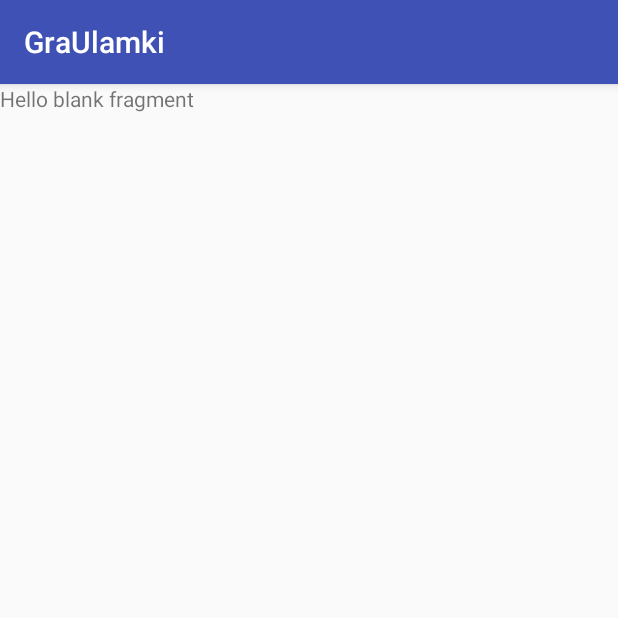
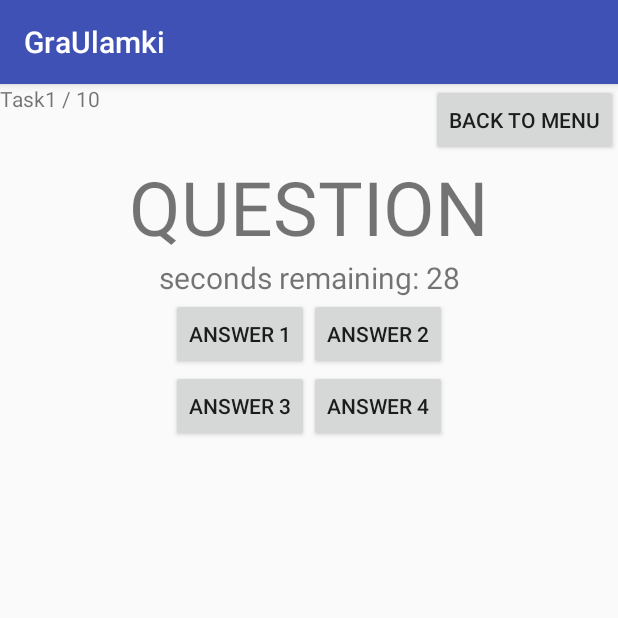
Before and after one commit to piterpti/Ulamki-Dziesietne, an Android app: the fragment Game shown on its own in the app's theme, on a phone screen of 412 x 824 dp, the top half of it. Run offline under Robolectric (Android 15) with nearby library versions, the phone set to English and light mode, and no system bars.

Commit message:
new fragment game

```diff
--- a/app/src/main/java/com/example/stacjonarny/graulamki/MainActivity.java
+++ b/app/src/main/java/com/example/stacjonarny/graulamki/MainActivity.java
@@ -26,7 +26,6 @@ public class MainActivity extends FragmentActivity {
         MainMenu main_menu_fragment = new MainMenu();
         FragmentTransaction transaction = getSupportFragmentManager().beginTransaction();
         transaction.add(R.id.fragment_container, main_menu_fragment);
-        transaction.addToBackStack(null);
         transaction.commit();
     }
 
--- a/app/src/main/java/com/example/stacjonarny/graulamki/fragments/Game.java
+++ b/app/src/main/java/com/example/stacjonarny/graulamki/fragments/Game.java
@@ -2,14 +2,18 @@ package com.example.stacjonarny.graulamki.fragments;
 
 
 import android.os.Bundle;
+import android.os.CountDownTimer;
 import android.support.v4.app.Fragment;
+import android.support.v4.app.FragmentTransaction;
 import android.view.LayoutInflater;
 import android.view.View;
 import android.view.ViewGroup;
 import android.view.animation.Animation;
 import android.widget.ArrayAdapter;
+import android.widget.Button;
 import android.widget.ListAdapter;
 import android.widget.ListView;
+import android.widget.TextView;
 
 import com.example.stacjonarny.graulamki.R;
 
@@ -17,19 +21,49 @@ import com.example.stacjonarny.graulamki.R;
  * A simple {@link Fragment} subclass.
  */
 public class Game extends Fragment {
-
+    public TextView time_remain;
+    public Button go_back_button;
     public Game() {
         // Required empty public constructor
     }
     @Override
     public View onCreateView(LayoutInflater inflater, ViewGroup container,
                              Bundle savedInstanceState) {
-        return inflater.inflate(R.layout.fragment_game, container, false);
-    }
+
+
+            View view = inflater.inflate(R.layout.fragment_game, container, false);
+            time_remain = (TextView) view.findViewById(R.id.time_remain);
+        //button
+            go_back_button = (Button) view.findViewById(R.id.go_back_to_difficulty_levels);
+            go_back_button.setOnClickListener(new View.OnClickListener() {
+            @Override
+            public void onClick(View v) {
+                MainMenu main_menu_fragment = new MainMenu();
+                FragmentTransaction transaction = getActivity().getSupportFragmentManager().beginTransaction();
+                transaction.replace(R.id.fragment_container, main_menu_fragment);
+                transaction.commit();
+            }
+        });
+            //Timer
+            new CountDownTimer(30000, 1000) {
+
+                public void onTick(long millisUntilFinished) {
+                    time_remain.setText("seconds remaining: " + millisUntilFinished / 1000);
+                }
+
+                public void onFinish() {
+                    time_remain.setText("time end!");
+                }
+            }.start();
+
+            return view;
+
+        }
 
     @Override
     public void onCreate(Bundle savedInstanceState) {
         super.onCreate(savedInstanceState);
 
     }
+
 }
--- a/app/src/main/java/com/example/stacjonarny/graulamki/fragments/StartGameFragment.java
+++ b/app/src/main/java/com/example/stacjonarny/graulamki/fragments/StartGameFragment.java
@@ -5,10 +5,12 @@ import android.app.ListFragment;
 import android.os.Bundle;
 import android.os.Debug;
 import android.support.v4.app.Fragment;
+import android.support.v4.app.FragmentTransaction;
 import android.util.Log;
 import android.view.LayoutInflater;
 import android.view.View;
 import android.view.ViewGroup;
+import android.widget.AdapterView;
 import android.widget.ArrayAdapter;
 import android.widget.ListView;
 
@@ -31,5 +33,18 @@ public class StartGameFragment extends Fragment {
         ListView list = (ListView) getActivity().findViewById(R.id.difficultyLevels);
         list.setAdapter(adapter);
 
+        //onclick
+        list.setOnItemClickListener(new AdapterView.OnItemClickListener() {
+            @Override
+            public void onItemClick(AdapterView<?> parent, View view, int position, long id) {
+                Game play_mode_fragment = new Game();
+                FragmentTransaction transaction = getActivity().getSupportFragmentManager().beginTransaction();
+                transaction.replace(R.id.fragment_container, play_mode_fragment);
+                transaction.addToBackStack(null);
+                transaction.commit();
+            }
+        });
+
+
     }
 }
--- a/app/src/main/res/layout/fragment_game.xml
+++ b/app/src/main/res/layout/fragment_game.xml
@@ -1,13 +1,92 @@
-<FrameLayout xmlns:android="http://schemas.android.com/apk/res/android"
+<LinearLayout xmlns:android="http://schemas.android.com/apk/res/android"
     xmlns:tools="http://schemas.android.com/tools"
     android:layout_width="match_parent"
     android:layout_height="match_parent"
-    tools:context=".fragments.Game">
+    tools:context=".fragments.Game"
+    android:orientation="vertical">
 
-    <!-- TODO: Update blank fragment layout -->
+    <LinearLayout
+        android:layout_width="match_parent"
+        android:layout_height="wrap_content"
+        android:orientation="horizontal">
+        <LinearLayout
+            android:layout_width="wrap_content"
+            android:layout_height="wrap_content"
+            android:orientation="horizontal">
+            <TextView
+                android:layout_width="wrap_content"
+                android:layout_height="wrap_content"
+                android:text="@string/Task"/>
+            <TextView
+                android:layout_width="wrap_content"
+                android:layout_height="wrap_content"
+                android:text="1"/>
+            <TextView
+                android:layout_width="wrap_content"
+                android:layout_height="wrap_content"
+                android:text=" / "/>
+            <TextView
+                android:layout_width="wrap_content"
+                android:layout_height="wrap_content"
+                android:text="10"/>
+        </LinearLayout>
+        <LinearLayout
+            android:layout_width="match_parent"
+            android:layout_height="wrap_content"
+            android:orientation="horizontal"
+            android:gravity="right">
+            <Button
+                android:layout_width="wrap_content"
+                android:layout_height="wrap_content"
+                android:id="@+id/go_back_to_difficulty_levels"
+                android:text="@string/back_to_menu"
+                />
+        </LinearLayout>
+    </LinearLayout>
+
+    <!--zadanie-->
     <TextView
         android:layout_width="match_parent"
-        android:layout_height="match_parent"
-        android:text="@string/hello_blank_fragment" />
+        android:layout_height="wrap_content"
+        android:text="QUESTION"
+        android:textSize="50sp"
+        android:gravity="center"/>
+    <TextView
+        android:layout_width="match_parent"
+        android:layout_height="wrap_content"
+        android:id="@+id/time_remain"
+        android:text=""
+        android:textSize="20sp"
+        android:gravity="center"/>
+    <LinearLayout
+        android:layout_width="match_parent"
+        android:layout_height="wrap_content"
+        android:orientation="horizontal"
+        android:gravity="center">
+        <Button
+            android:layout_width="wrap_content"
+            android:layout_height="wrap_content"
+            android:text="ANSWER 1"/>
+        <Button
+            android:layout_width="wrap_content"
+            android:layout_height="wrap_content"
+            android:text="ANSWER 2"/>
 
-</FrameLayout>
+    </LinearLayout>
+    <LinearLayout
+        android:layout_width="match_parent"
+        android:layout_height="wrap_content"
+        android:orientation="horizontal"
+        android:gravity="center">
+        <Button
+            android:layout_width="wrap_content"
+            android:layout_height="wrap_content"
+            android:text="ANSWER 3"/>
+        <Button
+            android:layout_width="wrap_content"
+            android:layout_height="wrap_content"
+            android:text="ANSWER 4"/>
+
+    </LinearLayout>
+
+</LinearLayout>
--- a/app/src/main/res/values/strings.xml
+++ b/app/src/main/res/values/strings.xml
@@ -2,6 +2,8 @@
     <string name="app_name">GraUlamki</string>
 
     <string name="hello_blank_fragment">Hello blank fragment</string>
+    <string name="back_to_menu">back to menu</string>
+    <string name="Task">Task</string>
 
     <string-array name="difficulty_levels">
         <item>Bardzo Latwy</item>
```
